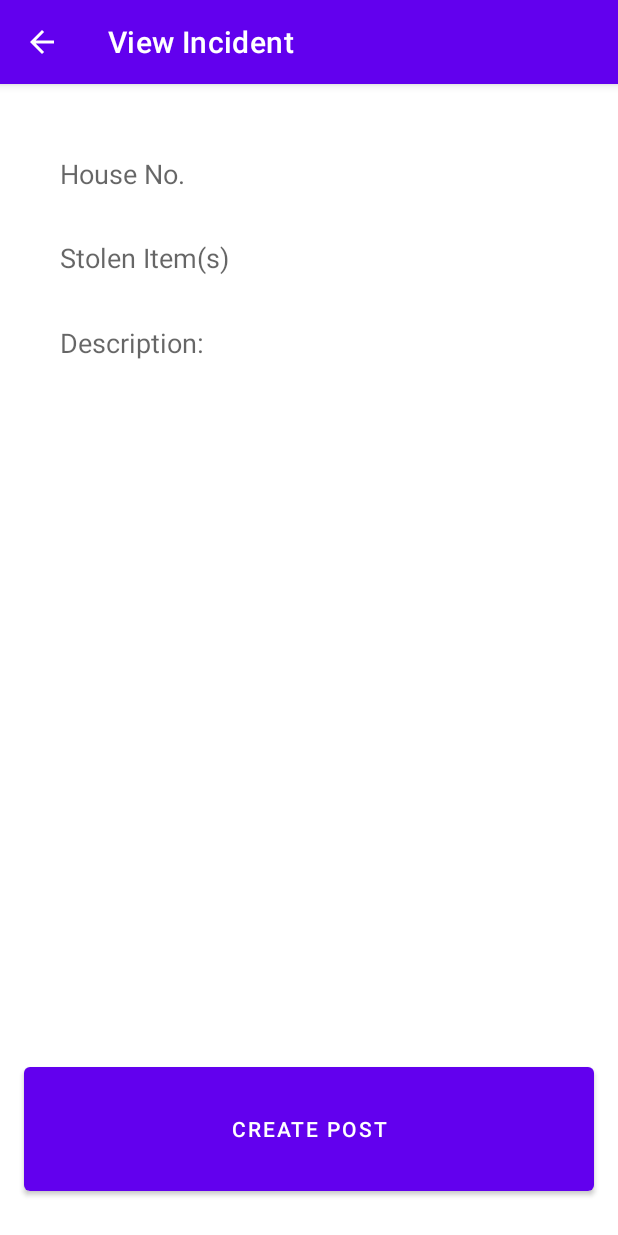
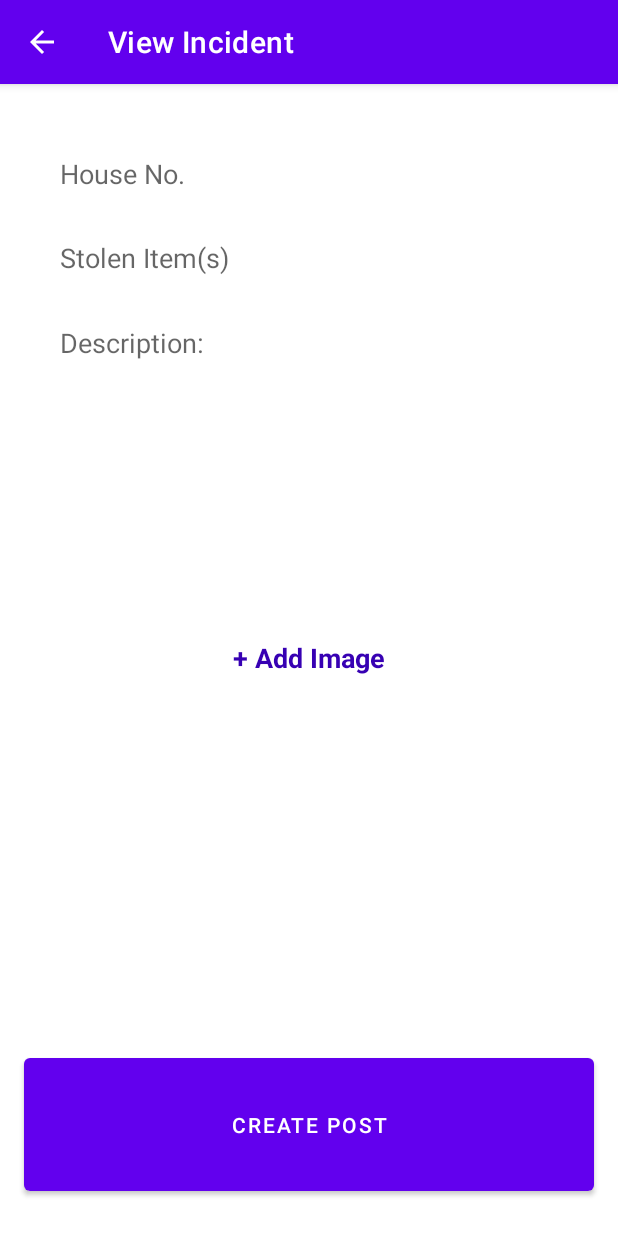
Before and after one commit to lungashandu/OGWatch, an Android app: the screen it shows after launch (CreatePost), after a tap on "Opening Add Activity", on a phone screen of 412 x 824 dp. Run offline under Robolectric (Android 15) with nearby library versions, the phone set to English and light mode, and no system bars; our stand-ins replace Firebase (no records; nobody signed in at launch, a user with empty details on screens opened directly).

Commit message:
Initial Commit for adding images to incident

```diff
--- a/app/build.gradle
+++ b/app/build.gradle
@@ -37,9 +37,9 @@ dependencies {
     implementation 'androidx.constraintlayout:constraintlayout:2.1.3'
     implementation 'com.google.firebase:firebase-analytics'
     implementation 'com.google.firebase:firebase-database:19.3.1'
-    implementation 'androidx.wear:wear:1.0.0'
     implementation 'androidx.navigation:navigation-fragment:2.3.4'
     implementation 'androidx.navigation:navigation-ui:2.3.4'
+    implementation 'com.google.firebase:firebase-storage:20.1.0'
     testImplementation 'junit:junit:4.+'
     androidTestImplementation 'androidx.test.ext:junit:1.1.3'
     androidTestImplementation 'androidx.test.espresso:espresso-core:3.4.0'
--- a/app/src/main/AndroidManifest.xml
+++ b/app/src/main/AndroidManifest.xml
@@ -21,7 +21,8 @@
         <activity
             android:name=".CreatePost"
             android:label="@string/view_incident"
-            android:parentActivityName=".MainActivity" />
+            android:parentActivityName=".MainActivity"
+            android:windowSoftInputMode="adjustPan" />
 
         <meta-data
             android:name="com.google.android.gms.version"
--- a/app/src/main/java/com/example/orientgardenneighbourhoodwatch/CreatePost.java
+++ b/app/src/main/java/com/example/orientgardenneighbourhoodwatch/CreatePost.java
@@ -1,9 +1,13 @@
 package com.example.orientgardenneighbourhoodwatch;
 
 import android.content.Intent;
+import android.net.Uri;
 import android.os.Bundle;
+import android.view.View;
 import android.widget.Button;
 import android.widget.EditText;
+import android.widget.LinearLayout;
+import android.widget.TextView;
 import android.widget.Toast;
 
 import androidx.appcompat.app.AppCompatActivity;
@@ -11,18 +15,27 @@ import androidx.appcompat.app.AppCompatActivity;
 import com.google.firebase.database.DatabaseReference;
 import com.google.firebase.database.FirebaseDatabase;
 
+import java.util.concurrent.ExecutorService;
+import java.util.concurrent.Executors;
+
 public class CreatePost extends AppCompatActivity {
     private String incidentID;
     private DatabaseReference reference;
+    private static final int PICK_IMAGE = 1;
+    private Uri selectedImageURI;
+    private TextView addImageTextView;
+    private LinearLayout selectedImageLL;
 
     @Override
     protected void onCreate(Bundle savedInstanceState) {
         super.onCreate(savedInstanceState);
         setContentView(R.layout.activity_create_post);
 
+        selectedImageLL = findViewById(R.id.selected_image_LinearLayout);
+        selectedImageLL.setVisibility(View.GONE);
+
         Intent intentIncident = getIntent();
-        String value = intentIncident.getStringExtra("count");
-        incidentID = "incident_" + value;
+        incidentID = intentIncident.getStringExtra("count");
 
         reference = FirebaseDatabase.getInstance().getReference();
 
@@ -31,6 +44,13 @@ public class CreatePost extends AppCompatActivity {
         EditText descriptionEditText = findViewById(R.id.description_editText);
         Button createPostButton = findViewById(R.id.createPost_button);
 
+        addImageTextView = findViewById(R.id.add_imageTextView);
+        addImageTextView.setOnClickListener(view -> {
+            Intent imageIntent = new Intent();
+            imageIntent.setAction(Intent.ACTION_GET_CONTENT);
+            imageIntent.setType("image/*");
+            startActivityForResult(Intent.createChooser(imageIntent, "Select Picture"), PICK_IMAGE);
+        });
 
         createPostButton.setOnClickListener(view -> {
             String houseNumber = houseNumberEditText.getText().toString();
@@ -42,7 +62,16 @@ public class CreatePost extends AppCompatActivity {
 
             } else {
                 Incident incident = new Incident(description, houseNumber, stolenItem);
-                reference.child("ogwatchDB").child(incidentID).setValue(incident).addOnCompleteListener(task -> {
+
+                ExecutorService executorService = Executors.newSingleThreadExecutor();
+                executorService.execute(new Runnable() {
+                    @Override
+                    public void run() {
+                        reference.child("ogwatchDB").child(incidentID).setValue(incident);
+
+                        runOnUiThread(new Runnable() {
+                            @Override
+                            public void run() {
                                 houseNumberEditText.setText("");
                                 stolenItemEditText.setText("");
                                 descriptionEditText.setText("");
@@ -50,9 +79,25 @@ public class CreatePost extends AppCompatActivity {
 
                                 Intent intent = new Intent(CreatePost.this, MainActivity.class);
                                 CreatePost.this.startActivity(intent);
+                            }
+                        });
+
+                    }
                 });
             }
 
         });
     }
+
+    @Override
+    protected void onActivityResult(int requestCode, int resultCode, Intent data) {
+        super.onActivityResult(requestCode, resultCode, data);
+
+        if (requestCode == PICK_IMAGE && resultCode == RESULT_OK && data != null && data.getData() != null) {
+            selectedImageURI = data.getData();
+            addImageTextView.setVisibility(View.GONE);
+            selectedImageLL.setVisibility(View.VISIBLE);
         }
+    }
+
+}
--- a/app/src/main/java/com/example/orientgardenneighbourhoodwatch/MainActivity.java
+++ b/app/src/main/java/com/example/orientgardenneighbourhoodwatch/MainActivity.java
@@ -22,8 +22,7 @@ public class MainActivity extends AppCompatActivity {
 
     private final ArrayList<Incident> incidentsList = new ArrayList<>();
     private IncidentAdapter adapter;
-    private ListView incidentListView;
-    private String listViewCount;
+    private String itemCount;
 
     @Override
     protected void onCreate(Bundle savedInstanceState) {
@@ -31,7 +30,7 @@ public class MainActivity extends AppCompatActivity {
         setContentView(R.layout.activity_main);
 
         adapter = new IncidentAdapter(this, incidentsList);
-        incidentListView = findViewById(R.id.main_ListView);
+        ListView incidentListView = findViewById(R.id.main_ListView);
         incidentListView.setAdapter(adapter);
 
 
@@ -42,7 +41,7 @@ public class MainActivity extends AppCompatActivity {
             @Override
             public void onDataChange(@NotNull DataSnapshot snapshot) {
                 incidentsList.clear();
-                listViewCount = Integer.toString((int) (snapshot.getChildrenCount() + 1));
+                itemCount = Integer.toString((int) (snapshot.getChildrenCount() + 1));
                 for (DataSnapshot dataSnapshot : snapshot.getChildren()) {
                     Incident incident = dataSnapshot.getValue(Incident.class);
                     incidentsList.add(incident);
@@ -66,7 +65,7 @@ public class MainActivity extends AppCompatActivity {
         FloatingActionButton fab = findViewById(R.id.add_fab);
         fab.setOnClickListener(view -> {
             Intent intent = new Intent(MainActivity.this, CreatePost.class);
-            intent.putExtra("count", listViewCount);
+            intent.putExtra("count", itemCount);
             MainActivity.this.startActivity(intent);
         });
     }
--- /dev/null
+++ b/app/src/main/res/drawable/ic_baseline_check_circle_24.xml
@@ -0,0 +1,10 @@
+<vector xmlns:android="http://schemas.android.com/apk/res/android"
+    android:width="24dp"
+    android:height="24dp"
+    android:tint="#009688"
+    android:viewportWidth="24"
+    android:viewportHeight="24">
+    <path
+        android:fillColor="@android:color/white"
+        android:pathData="M12,2C6.48,2 2,6.48 2,12s4.48,10 10,10 10,-4.48 10,-10S17.52,2 12,2zM10,17l-5,-5 1.41,-1.41L10,14.17l7.59,-7.59L19,8l-9,9z" />
+</vector>
--- a/app/src/main/res/layout/activity_create_post.xml
+++ b/app/src/main/res/layout/activity_create_post.xml
@@ -27,6 +27,7 @@
             android:inputType="number"
             android:maxLength="2"
             android:paddingStart="8dp"
+            android:paddingEnd="8dp"
             android:singleLine="true"
             tools:ignore="Autofill" />
 
@@ -41,13 +42,14 @@
             android:hint="@string/label_stolen_items"
             android:inputType="text"
             android:paddingStart="8dp"
+            android:paddingEnd="8dp"
             android:singleLine="true"
             tools:ignore="Autofill" />
 
         <EditText
             android:id="@+id/description_editText"
             android:layout_width="match_parent"
-            android:layout_height="240dp"
+            android:layout_height="200dp"
             android:layout_marginStart="16dp"
             android:layout_marginTop="16dp"
             android:layout_marginEnd="16dp"
@@ -60,19 +62,59 @@
             android:maxLines="12"
             android:paddingStart="8dp"
             android:paddingTop="8dp"
+            android:paddingEnd="8dp"
             android:scrollbars="vertical"
             tools:ignore="Autofill" />
+
+        <LinearLayout
+            android:id="@+id/selected_image_LinearLayout"
+            android:layout_width="wrap_content"
+            android:layout_height="wrap_content"
+            android:layout_gravity="center"
+            android:layout_marginTop="16dp"
+            android:orientation="horizontal"
+            tools:ignore="UseCompoundDrawables">
+
+            <ImageView
+                android:layout_width="30dp"
+                android:layout_height="30dp"
+                android:contentDescription="@string/icon_for_done"
+                android:src="@drawable/ic_baseline_check_circle_24" />
+
+            <TextView
+                android:layout_width="wrap_content"
+                android:layout_height="wrap_content"
+                android:layout_gravity="center"
+                android:layout_marginStart="8dp"
+                android:text="@string/image_selected"
+                android:textColor="@color/teal_700"
+                android:textSize="18sp"
+                android:textStyle="bold" />
+
+        </LinearLayout>
+
+        <TextView
+            android:id="@+id/add_imageTextView"
+            android:layout_width="wrap_content"
+            android:layout_height="wrap_content"
+            android:layout_gravity="center"
+            android:layout_marginTop="18dp"
+            android:text="@string/add_image"
+            android:textColor="@color/purple_700"
+            android:textSize="18sp"
+            android:textStyle="bold" />
 
     </LinearLayout>
 
     <Button
         android:id="@+id/createPost_button"
         android:layout_width="match_parent"
-        android:layout_height="40dp"
+        android:layout_height="48dp"
         android:layout_marginStart="16dp"
         android:layout_marginEnd="16dp"
         android:layout_marginBottom="24dp"
         android:layout_weight="1"
+        android:maxHeight="56dp"
         android:text="@string/create_post" />
 
 </LinearLayout>
--- a/app/src/main/res/values/strings.xml
+++ b/app/src/main/res/values/strings.xml
@@ -8,6 +8,7 @@
     <string name="add_new_incident">Opening Add Activity</string>
     <string name="post_incident">Post Incident</string>
     <string name="view_incident">View Incident</string>
+    <string name="add_image">+ Add Image</string>
     <!--
     This string is used for square devices and overridden by hello_world in
     values-round/strings.xml for round devices.
@@ -22,4 +23,6 @@
 
     <string name="hello_first_fragment">Hello first fragment</string>
     <string name="hello_second_fragment">Hello second fragment. Arg: %1$s</string>
+    <string name="image_selected">Image Selected</string>
+    <string name="icon_for_done">Icon for done</string>
 </resources>
```
Lines whose indentation alone changed are shown as unchanged.
